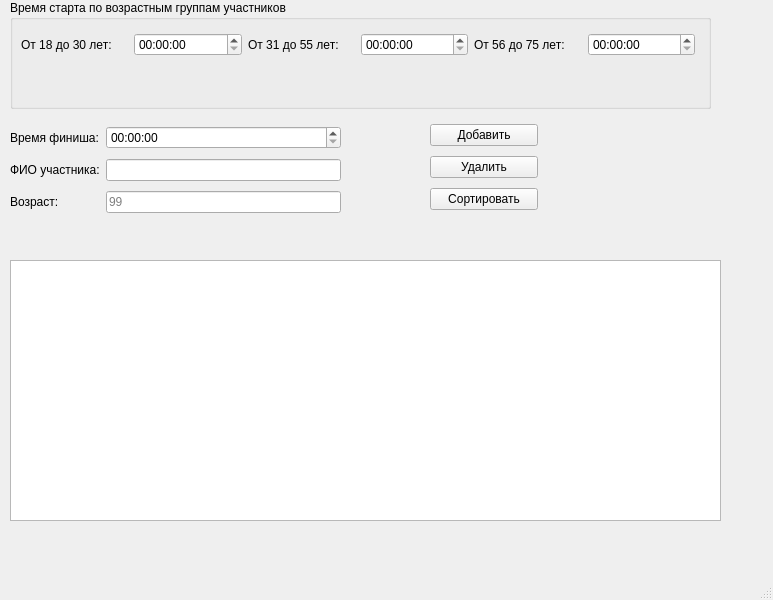
The window that CompetitionsQt/mainwindow.ui (MishIvan/UbuntuProjects) describes before a commit, drawn with Qt 5.
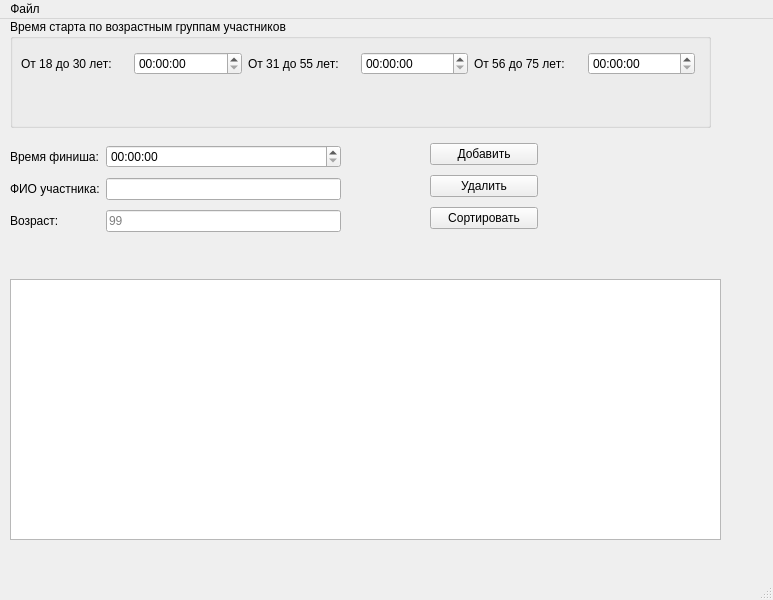
The same window after the commit.

The edit to the form file:
```diff
--- a/CompetitionsQt/mainwindow.ui
+++ b/CompetitionsQt/mainwindow.ui
@@ -199,6 +199,15 @@
      <height>24</height>
     </rect>
    </property>
+   <widget class="QMenu" name="menu">
+    <property name="title">
+     <string>Файл</string>
+    </property>
+    <addaction name="action_open"/>
+    <addaction name="action_save"/>
+    <addaction name="action_exit"/>
+   </widget>
+   <addaction name="menu"/>
   </widget>
   <widget class="QStatusBar" name="statusbar"/>
  </widget>
```
Left out of the diff: 36 changed lines with no effect on the pictures.
